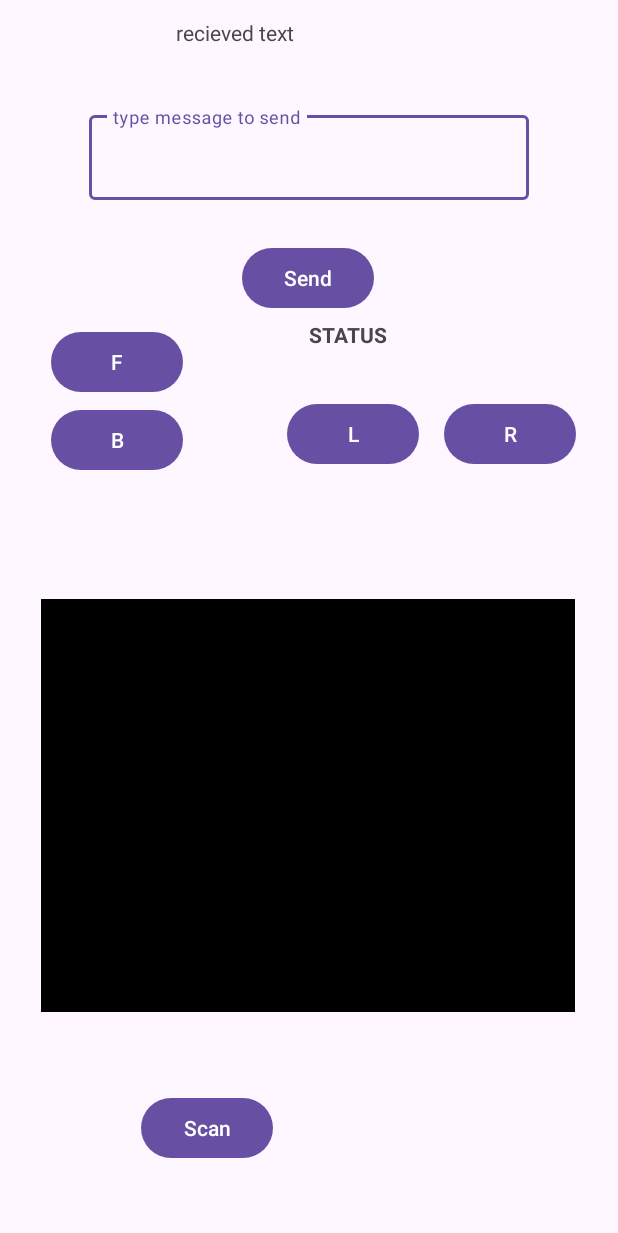
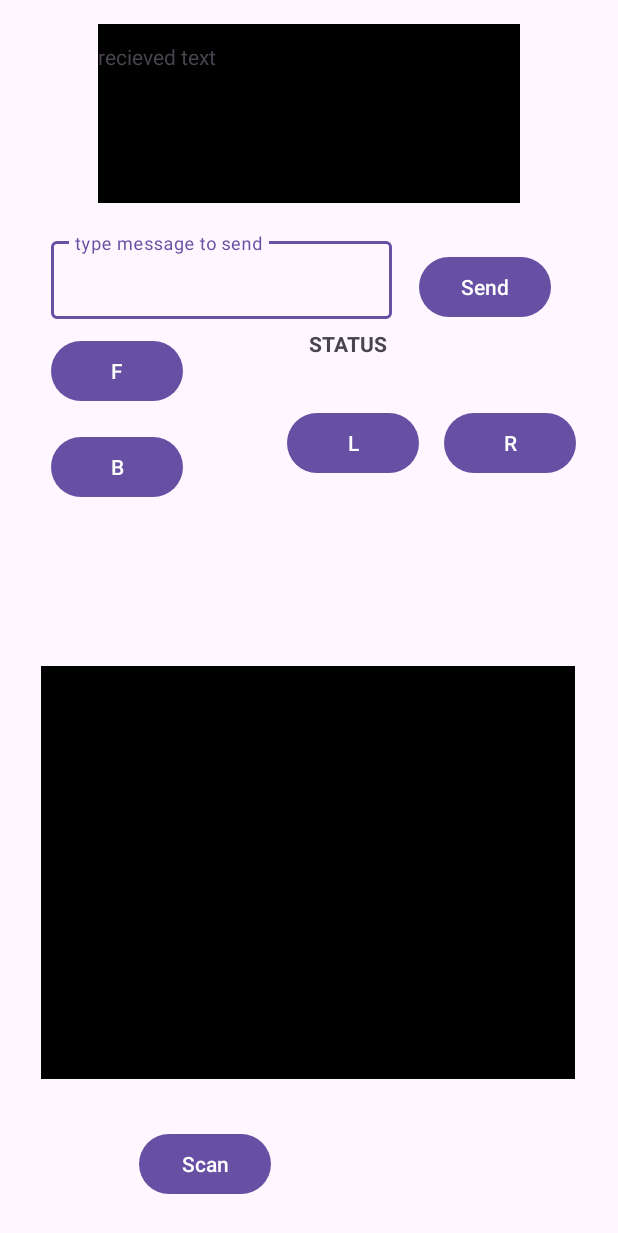
Before and after one commit to HiIAmTzeKean/SC2079-MDP-Group-21, an Android app: the layout activity_bluetooth.xml on its own in the app's theme, with its tools: preview values and no code run, on a phone screen of 412 x 824 dp. Shown: the top 1233 px of the screen. Run offline under Robolectric (Android 15) with nearby library versions, the phone set to English and light mode, and no system bars.

```diff
--- a/android/app/src/main/res/layout/activity_bluetooth.xml
+++ b/android/app/src/main/res/layout/activity_bluetooth.xml
@@ -6,18 +6,56 @@
     android:layout_height="match_parent"
     tools:context=".BluetoothActivity">
 
-    <TextView
-        android:id="@+id/textStatus"
-        android:layout_width="178dp"
-        android:layout_height="39dp"
-        android:layout_marginTop="4dp"
-        android:textAlignment="textStart"
-        android:textStyle="bold"
+    <ScrollView
+        android:id="@+id/scrollView2"
+        android:layout_width="281dp"
+        android:layout_height="119dp"
+        android:layout_marginTop="16dp"
+        android:background="@color/bt_device_list_bg"
         app:layout_constraintEnd_toEndOf="parent"
-        app:layout_constraintHorizontal_bias="0.879"
         app:layout_constraintStart_toStartOf="parent"
-        app:layout_constraintTop_toBottomOf="@+id/btnSend"
-        tools:text="STATUS" />
+        app:layout_constraintTop_toTopOf="parent">
+
+        <TextView
+            android:id="@+id/textRecievedMsg"
+            android:layout_width="match_parent"
+            android:layout_height="wrap_content"
+            android:layout_marginTop="12dp"
+            android:textAlignment="viewStart"
+            app:layout_constraintEnd_toEndOf="parent"
+            app:layout_constraintHorizontal_bias="0.502"
+            app:layout_constraintStart_toStartOf="parent"
+            app:layout_constraintTop_toTopOf="parent"
+            tools:text="recieved text" />
+    </ScrollView>
+
+    <com.google.android.material.textfield.TextInputLayout
+        android:id="@+id/textInputLayout"
+        android:layout_width="227dp"
+        android:layout_height="57dp"
+        android:layout_marginTop="20dp"
+        app:layout_constraintEnd_toEndOf="parent"
+        app:layout_constraintHorizontal_bias="0.184"
+        app:layout_constraintStart_toStartOf="parent"
+        app:layout_constraintTop_toBottomOf="@+id/scrollView2">
+
+        <com.google.android.material.textfield.TextInputEditText
+            android:id="@+id/msgInput"
+            android:layout_width="match_parent"
+            android:layout_height="wrap_content"
+            android:hint="type message to send" />
+    </com.google.android.material.textfield.TextInputLayout>
+
+    <Button
+        android:id="@+id/btnSend"
+        android:layout_width="wrap_content"
+        android:layout_height="wrap_content"
+        android:layout_marginTop="32dp"
+        android:text="Send"
+        app:layout_constraintEnd_toEndOf="parent"
+        app:layout_constraintHorizontal_bias="0.863"
+        app:layout_constraintStart_toStartOf="parent"
+        app:layout_constraintTop_toBottomOf="@+id/scrollView2" />
 
     <Button
         android:id="@+id/btnRobotForward"
@@ -34,7 +72,7 @@
         android:id="@+id/btnRobotBackward"
         android:layout_width="wrap_content"
         android:layout_height="wrap_content"
-        android:layout_marginTop="4dp"
+        android:layout_marginTop="16dp"
         android:text="B"
         app:layout_constraintEnd_toEndOf="parent"
         app:layout_constraintHorizontal_bias="0.105"
@@ -52,45 +90,6 @@
         app:layout_constraintStart_toStartOf="parent"
         app:layout_constraintTop_toBottomOf="@+id/btnSend" />
 
-    <TextView
-        android:id="@+id/textRecievedMsg"
-        android:layout_width="178dp"
-        android:layout_height="39dp"
-        android:layout_marginTop="12dp"
-        android:textAlignment="viewStart"
-        app:layout_constraintEnd_toEndOf="parent"
-        app:layout_constraintHorizontal_bias="0.502"
-        app:layout_constraintStart_toStartOf="parent"
-        app:layout_constraintTop_toTopOf="parent"
-        tools:text="recieved text" />
-
-    <com.google.android.material.textfield.TextInputLayout
-        android:id="@+id/textInputLayout"
-        android:layout_width="293dp"
-        android:layout_height="82dp"
-        android:layout_marginTop="20dp"
-        app:layout_constraintEnd_toEndOf="parent"
-        app:layout_constraintStart_toStartOf="parent"
-        app:layout_constraintTop_toBottomOf="@+id/textRecievedMsg">
-
-        <com.google.android.material.textfield.TextInputEditText
-            android:id="@+id/msgInput"
-            android:layout_width="match_parent"
-            android:layout_height="wrap_content"
-            android:hint="type message to send" />
-    </com.google.android.material.textfield.TextInputLayout>
-
-    <Button
-        android:id="@+id/btnSend"
-        android:layout_width="wrap_content"
-        android:layout_height="wrap_content"
-        android:layout_marginTop="8dp"
-        android:text="Send"
-        app:layout_constraintEnd_toEndOf="parent"
-        app:layout_constraintHorizontal_bias="0.498"
-        app:layout_constraintStart_toStartOf="parent"
-        app:layout_constraintTop_toBottomOf="@+id/textInputLayout" />
-
     <Button
         android:id="@+id/btnRobotLeft"
         android:layout_width="wrap_content"
@@ -102,15 +101,28 @@
         app:layout_constraintStart_toStartOf="parent"
         app:layout_constraintTop_toBottomOf="@+id/btnSend" />
 
+    <TextView
+        android:id="@+id/textStatus"
+        android:layout_width="178dp"
+        android:layout_height="39dp"
+        android:layout_marginTop="4dp"
+        android:textAlignment="textStart"
+        android:textStyle="bold"
+        app:layout_constraintEnd_toEndOf="parent"
+        app:layout_constraintHorizontal_bias="0.879"
+        app:layout_constraintStart_toStartOf="parent"
+        app:layout_constraintTop_toBottomOf="@+id/btnSend"
+        tools:text="STATUS" />
+
     <Button
         android:id="@+id/btnScan"
         android:layout_width="wrap_content"
         android:layout_height="wrap_content"
-        android:layout_marginBottom="48dp"
+        android:layout_marginBottom="24dp"
         android:text="Scan"
         app:layout_constraintBottom_toBottomOf="parent"
         app:layout_constraintEnd_toEndOf="parent"
-        app:layout_constraintHorizontal_bias="0.291"
+        app:layout_constraintHorizontal_bias="0.287"
         app:layout_constraintStart_toStartOf="parent" />
 
     <androidx.recyclerview.widget.RecyclerView
@@ -123,6 +135,6 @@
         app:layout_constraintHorizontal_bias="0.49"
         app:layout_constraintStart_toStartOf="parent"
         app:layout_constraintTop_toTopOf="parent"
-        app:layout_constraintVertical_bias="0.728" />
+        app:layout_constraintVertical_bias="0.809" />
 
 </androidx.constraintlayout.widget.ConstraintLayout>
```
Also changed, not shown: android/app/src/main/AndroidManifest.xml (+12 -7 lines), android/app/src/main/java/com/mdp25/forever21/AppContext.java (deleted, +0 -16 lines), android/app/src/main/java/com/mdp25/forever21/BluetoothActivity.java (+62 -67 lines), android/app/src/main/java/com/mdp25/forever21/CanvasActivity.java (+3 -12 lines), android/app/src/main/java/com/mdp25/forever21/Facing.java (+11 -0 lines), android/app/src/main/java/com/mdp25/forever21/InitActivity.java (+21 -18 lines), android/app/src/main/java/com/mdp25/forever21/MyApplication.java (added, +28 -0 lines), android/app/src/main/java/com/mdp25/forever21/Target.java (added, +49 -0 lines), android/app/src/main/java/com/mdp25/forever21/bluetooth/BluetoothConnection.java (+35 -21 lines), android/app/src/main/java/com/mdp25/forever21/bluetooth/BluetoothInterface.java (+4 -9 lines), android/app/src/main/java/com/mdp25/forever21/bluetooth/BluetoothMessage.java (+15 -69 lines), android/app/src/main/java/com/mdp25/forever21/bluetooth/BluetoothMessageParser.java (+22 -4 lines), android/app/src/main/java/com/mdp25/forever21/bluetooth/BluetoothMessageReceiver.java (added, +37 -0 lines), android/app/src/main/java/com/mdp25/forever21/bluetooth/RobotBluetoothComm.java (deleted, +0 -10 lines), 4 more files.
